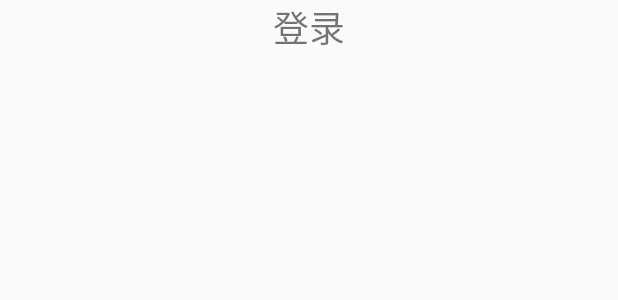
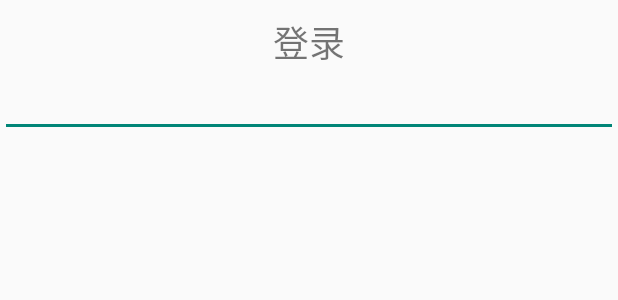
Before and after one commit to DaneilWu/TODO, an Android app: the layout activity_login.xml on its own in the app's theme, with its tools: preview values and no code run, on a phone screen of 412 x 824 dp. Shown: the top 300 px of the screen. Run offline under Robolectric (Android 15) with nearby library versions, the light colour scheme and no system bars.

Commit message:
布局登录页

```diff
--- a/app/src/main/java/toda/cdloving/com/toda/splash/SplashActivity.java
+++ b/app/src/main/java/toda/cdloving/com/toda/splash/SplashActivity.java
@@ -1,6 +1,9 @@
 package toda.cdloving.com.toda.splash;
 
+import android.annotation.SuppressLint;
 import android.content.Intent;
+import android.os.Handler;
+import android.os.Message;
 import android.support.annotation.Nullable;
 import android.support.v7.app.AppCompatActivity;
 import android.os.Bundle;
@@ -20,6 +23,23 @@ import toda.cdloving.com.toda.util.SharedUtil;
  */
 public class SplashActivity extends BaseActivity {
 
+    @SuppressLint("HandlerLeak")
+    private Handler handler = new Handler() {
+        @Override
+        public void handleMessage(Message msg) {
+            super.handleMessage(msg);
+            Intent intent = new Intent();
+            if (TextUtils.isEmpty((CharSequence) SharedUtil.getParam(SplashActivity.this, Const.SHARED_KEY_LOGIN, ""))) {
+                intent.setClass(SplashActivity.this, LoginActivity.class);
+            }
+            else {
+                intent.setClass(SplashActivity.this, TodoActivity.class);
+            }
+            startActivity(intent);
+            finish();
+        }
+    };
+
     @Override
     public int getLayoutId() {
         return R.layout.activity_splash;
@@ -32,13 +52,6 @@ public class SplashActivity extends BaseActivity {
 
     @Override
     public void initData() {
-        Intent intent = new Intent();
-        if (TextUtils.isEmpty((CharSequence) SharedUtil.getParam(this, Const.SHARED_KEY_LOGIN, null))) {
-            intent.setClass(this, LoginActivity.class);
-        }
-        else {
-            intent.setClass(this, TodoActivity.class);
-        }
-        startActivity(intent);
+        handler.sendEmptyMessageDelayed(0,3000);
     }
 }
--- a/app/src/main/res/layout/activity_login.xml
+++ b/app/src/main/res/layout/activity_login.xml
@@ -14,6 +14,16 @@
         android:textSize="@dimen/tv_title_size"
         app:layout_constraintLeft_toLeftOf="parent"
         app:layout_constraintRight_toRightOf="parent"
-        android:layout_margin="@dimen/margin_title"/>
+        app:layout_constraintTop_toTopOf="parent"
+        android:layout_margin="@dimen/margin_title"
+        android:layout_marginTop="@dimen/margin_top_title"/>
+
+    <EditText
+        android:id="@+id/edt_login_name"
+        android:layout_width="match_parent"
+        android:layout_height="wrap_content"
+        app:layout_constraintLeft_toLeftOf="parent"
+        app:layout_constraintRight_toRightOf="parent"
+        app:layout_constraintTop_toBottomOf="@id/tv_login_title" />
 
 </android.support.constraint.ConstraintLayout>
--- a/app/src/main/res/values/dimens.xml
+++ b/app/src/main/res/values/dimens.xml
@@ -2,4 +2,5 @@
 <resources>
     <dimen name="tv_title_size">24sp</dimen>
     <dimen name="margin_title">10dp</dimen>
+    <dimen name="margin_top_title">50dp</dimen>
 </resources>
```
